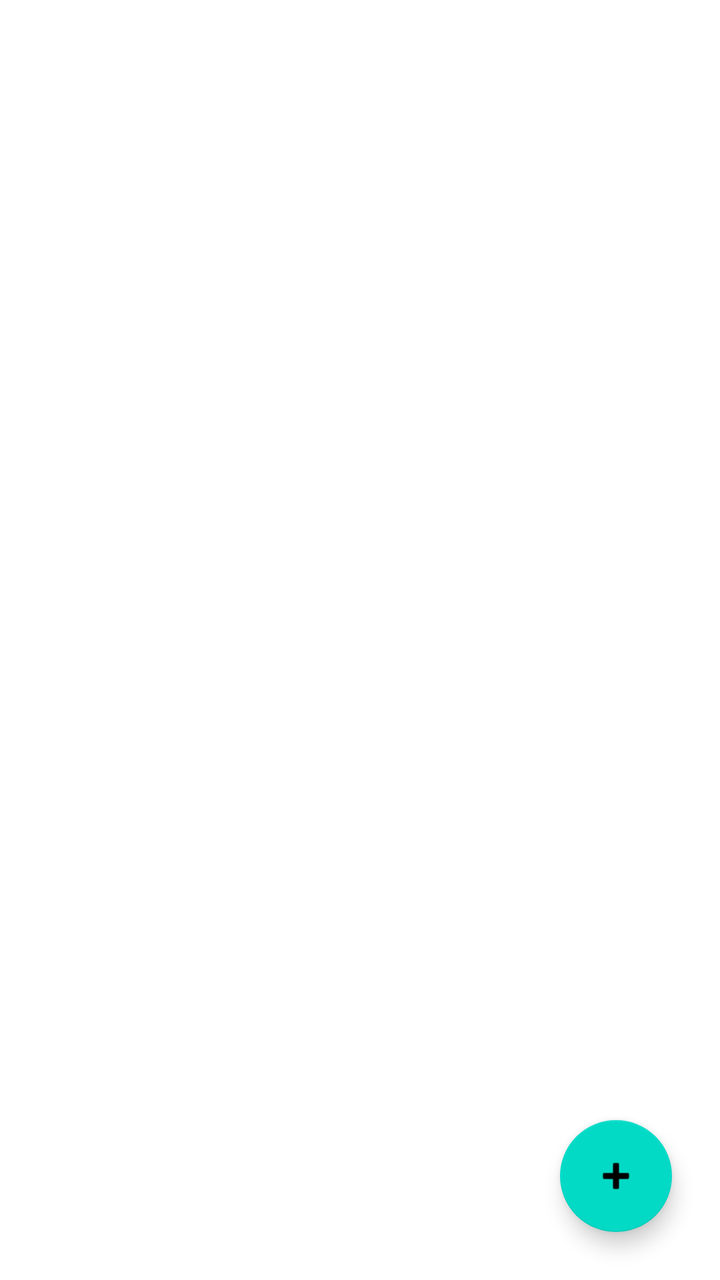
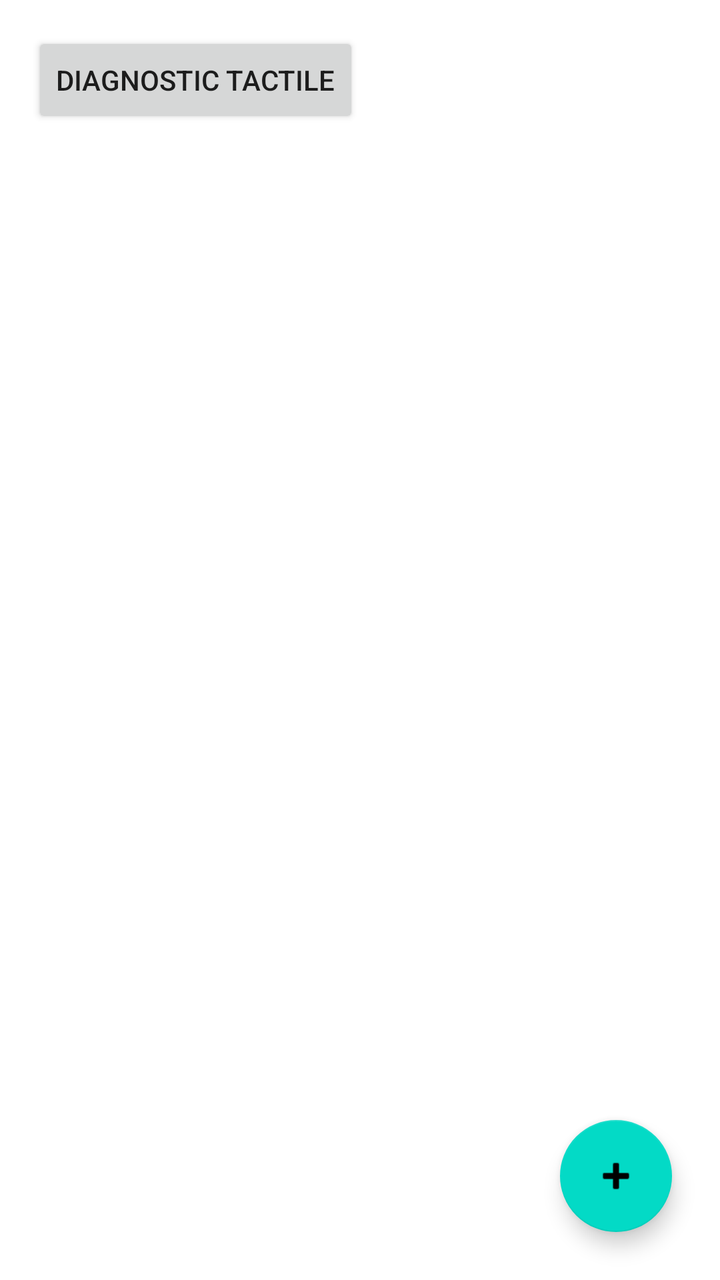

An Android layout rendered at two revisions. The XML below is the earlier revision; the diff shows what the commit changed to produce the second picture.
<!-- AndroidManifest.xml: application theme Theme.StylusNotes -->
<!-- res/layout/activity_note_list.xml -->
<?xml version="1.0" encoding="utf-8"?>
<androidx.constraintlayout.widget.ConstraintLayout xmlns:android="http://schemas.android.com/apk/res/android"
    xmlns:app="http://schemas.android.com/apk/res-auto"
    android:layout_width="match_parent"
    android:layout_height="match_parent">

    <androidx.recyclerview.widget.RecyclerView
        android:id="@+id/recyclerNotes"
        android:layout_width="0dp"
        android:layout_height="0dp"
        app:layout_constraintTop_toTopOf="parent"
        app:layout_constraintBottom_toBottomOf="parent"
        app:layout_constraintStart_toStartOf="parent"
        app:layout_constraintEnd_toEndOf="parent" />

    <com.google.android.material.floatingactionbutton.FloatingActionButton
        android:id="@+id/fabNewNote"
        android:layout_width="wrap_content"
        android:layout_height="wrap_content"
        android:layout_margin="24dp"
        android:contentDescription="@string/new_note"
        android:src="@android:drawable/ic_input_add"
        app:layout_constraintBottom_toBottomOf="parent"
        app:layout_constraintEnd_toEndOf="parent" />

</androidx.constraintlayout.widget.ConstraintLayout>
<!-- resources referenced by this layout -->
<resources>
  <string name="new_note">Nouvelle note</string>
  <style name="Theme.StylusNotes" parent="Theme.MaterialComponents.DayNight.NoActionBar">
          <item name="colorPrimary">#2962FF</item>
          <item name="colorPrimaryDark">#0039CB</item>
          <item name="colorAccent">#2962FF</item>
      </style>
</resources>

<!-- the commit's change to res/layout/activity_note_list.xml (unified diff, before → after) -->
@@ -13,6 +13,15 @@
         app:layout_constraintStart_toStartOf="parent"
         app:layout_constraintEnd_toEndOf="parent" />
 
+    <Button
+        android:id="@+id/btnDebug"
+        android:layout_width="wrap_content"
+        android:layout_height="wrap_content"
+        android:layout_margin="16dp"
+        android:text="@string/touch_debug"
+        app:layout_constraintTop_toTopOf="parent"
+        app:layout_constraintStart_toStartOf="parent" />
+
     <com.google.android.material.floatingactionbutton.FloatingActionButton
         android:id="@+id/fabNewNote"
         android:layout_width="wrap_content"
<!-- resource entries referenced after the edit -->
@@ -1,6 +1,7 @@
 <!-- resources referenced by this layout -->
 <resources>
   <string name="new_note">Nouvelle note</string>
+  <string name="touch_debug">Diagnostic tactile</string>
   <style name="Theme.StylusNotes" parent="Theme.MaterialComponents.DayNight.NoActionBar">
           <item name="colorPrimary">#2962FF</item>
           <item name="colorPrimaryDark">#0039CB</item>
